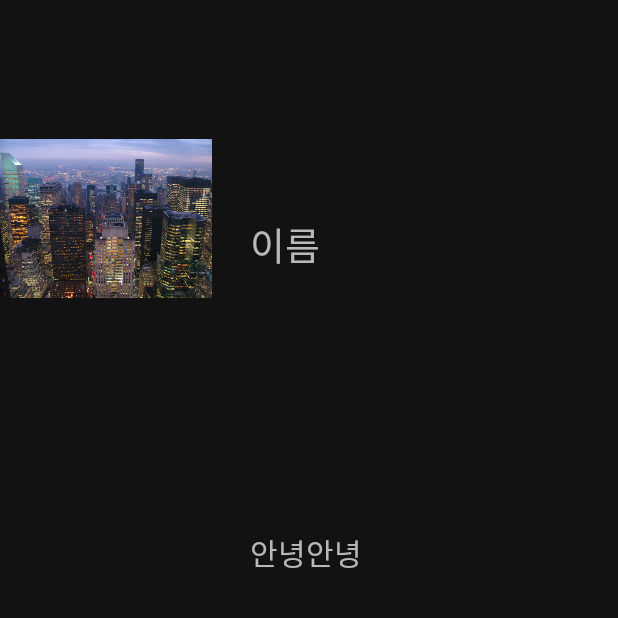
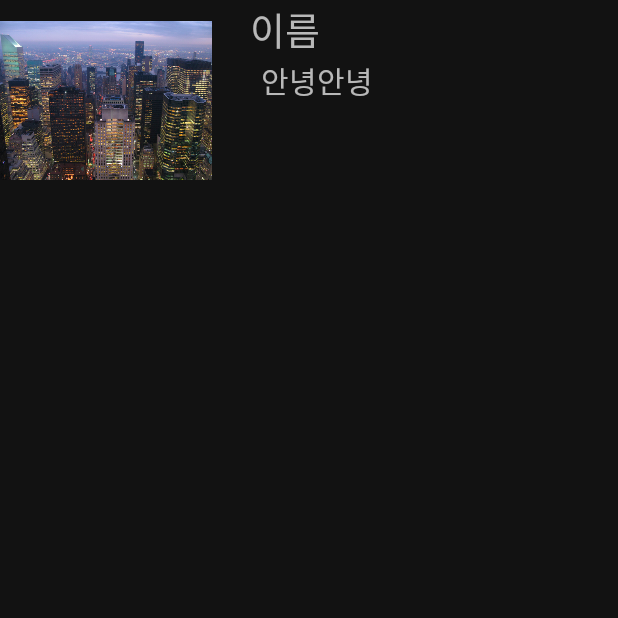
Before and after one commit to dbmina/seminar1, an Android app: the MainActivity3 screen opened directly, with no data from a screen before it, on a phone screen of 412 x 824 dp, the top half of it. Run offline under Robolectric (Android 15) with nearby library versions, the phone set to English and light mode, and no system bars.

Commit message:
Android app programming basic
making log-in screen and recycler-view

```diff
--- a/app/src/main/java/org/techtown/hw1/BottomNav.kt
+++ b/app/src/main/java/org/techtown/hw1/BottomNav.kt
@@ -22,7 +22,6 @@ class BottomNav : AppCompatActivity() {
             ThirdFragment()
         )
         sample_viewpager.adapter=viewpagerAdapter
-
 
         sample_viewpager.addOnPageChangeListener(object: ViewPager.OnPageChangeListener{
             override fun onPageScrollStateChanged(state: Int) {}
--- a/app/src/main/java/org/techtown/hw1/MainActivity3.kt
+++ b/app/src/main/java/org/techtown/hw1/MainActivity3.kt
@@ -12,9 +12,7 @@ class MainActivity3 : AppCompatActivity() {
         super.onCreate(savedInstanceState)
         setContentView(R.layout.activity_main3)
 
-        val profileAdapter=ProfileAdapter(this ){
-            startActivity(Intent(this, ItemActivity::class.java))
-        }
+        val profileAdapter=ProfileAdapter(this )
         main_rcv.adapter=profileAdapter
         main_rcv.layoutManager= LinearLayoutManager(this)
         profileAdapter.data= mutableListOf(
--- a/app/src/main/java/org/techtown/hw1/ProfileAdapter.kt
+++ b/app/src/main/java/org/techtown/hw1/ProfileAdapter.kt
@@ -1,20 +1,21 @@
 package org.techtown.hw1
 
+import android.content.Context
 import android.view.LayoutInflater
 import android.view.ViewGroup
 import androidx.recyclerview.widget.RecyclerView
 
-class ProfileAdapter(private val context: MainActivity3, val itemClick: (ProfileData)->Unit): RecyclerView.Adapter<ProfileViewHolder>(){
+class ProfileAdapter(private val context: Context): RecyclerView.Adapter<ProfileViewHolder>(){
     var data= mutableListOf<ProfileData>()
 
     override fun onCreateViewHolder(parent: ViewGroup, viewType: Int): ProfileViewHolder {
         val view=LayoutInflater.from(context).inflate(R.layout.activity_data, parent, false)
-        return ProfileViewHolder(view, itemClick)
+        return ProfileViewHolder(view)
     }
 
     override fun getItemCount(): Int=data.size
     override fun onBindViewHolder(holder: ProfileViewHolder, position: Int) {
-        holder.onBind(data[position], itemClick)
+        holder.onBind(data[position])
 
 
     }
--- a/app/src/main/java/org/techtown/hw1/ProfileViewHolder.kt
+++ b/app/src/main/java/org/techtown/hw1/ProfileViewHolder.kt
@@ -10,15 +10,15 @@ import androidx.core.content.ContextCompat.startActivity
 import androidx.recyclerview.widget.RecyclerView
 
 
-class ProfileViewHolder (itemView: View, itemClick:(ProfileData)->Unit): RecyclerView.ViewHolder(itemView){
+class ProfileViewHolder (itemView: View): RecyclerView.ViewHolder(itemView){
    private val title: TextView=itemView.findViewById(R.id.textView9)
     private var subtitle: TextView=itemView.findViewById(R.id.textView10)
 
 
-    fun onBind(data: ProfileData,itemClick:(ProfileData)->Unit){
+    fun onBind(data: ProfileData){
         title.text=data.title
         subtitle.text=data.subtitle
-        itemView.setOnClickListener { itemClick(data) }
+
     }
 
 }
--- a/app/src/main/res/layout/activity_data.xml
+++ b/app/src/main/res/layout/activity_data.xml
@@ -28,12 +28,10 @@
         android:layout_height="wrap_content"
         android:text="TextView"
         android:textSize="25sp"
-        app:layout_constraintBottom_toBottomOf="parent"
         app:layout_constraintEnd_toEndOf="parent"
         app:layout_constraintHorizontal_bias="0.0"
         app:layout_constraintStart_toStartOf="@+id/guideline"
-        app:layout_constraintTop_toTopOf="parent"
-        app:layout_constraintVertical_bias="0.103" />
+        app:layout_constraintTop_toTopOf="parent" />
 
     <TextView
         android:id="@+id/textView10"
@@ -41,12 +39,11 @@
         android:layout_height="wrap_content"
         android:text="TextView"
         android:textSize="20sp"
-        app:layout_constraintBottom_toBottomOf="parent"
         app:layout_constraintEnd_toEndOf="parent"
-        app:layout_constraintHorizontal_bias="0.0"
+        app:layout_constraintHorizontal_bias="0.043"
         app:layout_constraintStart_toStartOf="@+id/guideline"
-        app:layout_constraintTop_toTopOf="parent"
-        app:layout_constraintVertical_bias="0.431" />
+        app:layout_constraintTop_toBottomOf="@+id/textView9"
+        tools:layout_editor_absoluteY="92dp" />
 
 
 </androidx.constraintlayout.widget.ConstraintLayout>
--- a/app/src/main/res/layout/activity_main3.xml
+++ b/app/src/main/res/layout/activity_main3.xml
@@ -5,12 +5,10 @@
     android:layout_width="match_parent"
     android:layout_height="match_parent"
     tools:context=".MainActivity3">
-<androidx.recyclerview.widget.RecyclerView
-    android:id="@+id/main_rcv"
-    android:layout_width="match_parent"
-    android:layout_height="wrap_content"
-    app:layout_constraintBottom_toBottomOf="parent"
-    app:layout_constraintEnd_toEndOf="parent"
-    app:layout_constraintStart_toEndOf="parent"
-    app:layout_constraintTop_toTopOf="parent"/>
+
+    <androidx.recyclerview.widget.RecyclerView
+        android:id="@+id/main_rcv"
+        android:layout_width="match_parent"
+        android:layout_height="wrap_content"
+        app:layout_constraintTop_toTopOf="parent" />
 </androidx.constraintlayout.widget.ConstraintLayout>
```
Also changed, not shown: app/src/main/java/org/techtown/hw1/SecondFragment.kt (+21 -8 lines), app/src/main/res/layout/fragment_second.xml (+22 -10 lines).
